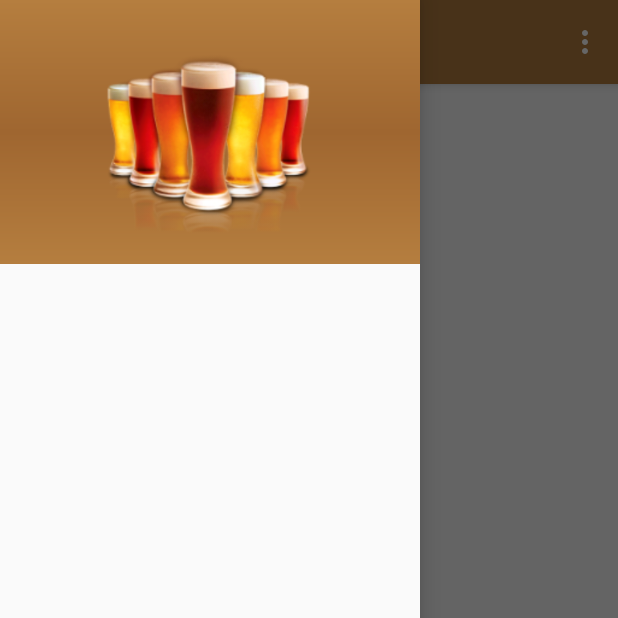
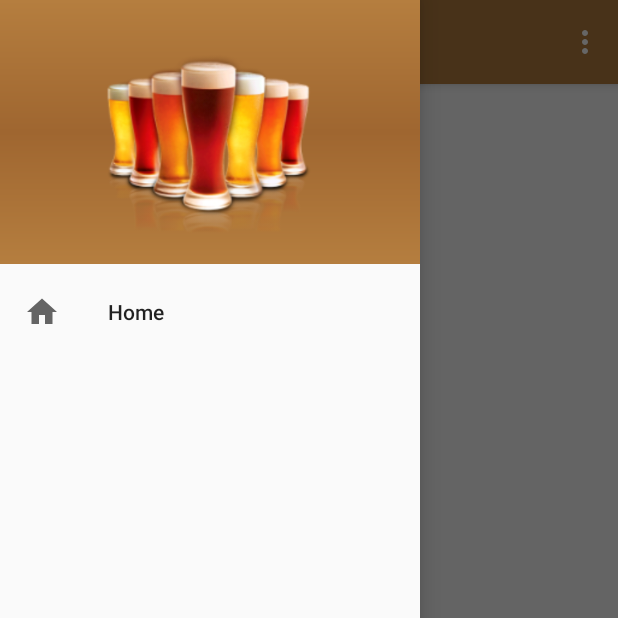
Before and after one commit to lgabardos/MyBrews, an Android app: the screen it shows after launch (MainActivity), with the side drawer open, on a phone screen of 412 x 824 dp, the top half of it. Run offline under Robolectric (Android 15) with nearby library versions, the light colour scheme and no system bars.

Commit message:
add home entry in menu

```diff
--- a/Android/app/src/main/java/fr/gabardos/mybrews/MainActivity.java
+++ b/Android/app/src/main/java/fr/gabardos/mybrews/MainActivity.java
@@ -54,8 +54,7 @@ public class MainActivity extends AppCompatActivity
             if (savedInstanceState != null) {
                 return;
             }
-            getSupportFragmentManager().beginTransaction()
-                    .add(R.id.fragment_container, HomeFragment.newInstance()).commit();
+            getSupportFragmentManager().beginTransaction().add(R.id.fragment_container, HomeFragment.newInstance()).commit();
 
         }
     }
@@ -98,9 +97,11 @@ public class MainActivity extends AppCompatActivity
         // Handle navigation view item clicks here.
         int id = item.getItemId();
 
-//        if (id == R.id.nav_camera) {
-//            // Handle the camera action
-//        } else if (id == R.id.nav_gallery) {
+        if (id == R.id.nav_home) {
+            // Handle the camera action
+            getSupportFragmentManager().beginTransaction().add(R.id.fragment_container, HomeFragment.newInstance()).commit();
+        }
+//        else if (id == R.id.nav_gallery) {
 //
 //        } else if (id == R.id.nav_slideshow) {
 //
--- /dev/null
+++ b/Android/app/src/main/res/drawable/ic_home_black_24dp.xml
@@ -0,0 +1,9 @@
+<vector xmlns:android="http://schemas.android.com/apk/res/android"
+        android:width="24dp"
+        android:height="24dp"
+        android:viewportWidth="24.0"
+        android:viewportHeight="24.0">
+    <path
+        android:fillColor="#FF000000"
+        android:pathData="M10,20v-6h4v6h5v-8h3L12,3 2,12h3v8z"/>
+</vector>
--- a/Android/app/src/main/res/menu/activity_main_drawer.xml
+++ b/Android/app/src/main/res/menu/activity_main_drawer.xml
@@ -3,6 +3,12 @@
     xmlns:tools="http://schemas.android.com/tools"
     tools:showIn="navigation_view">
 
+    <group android:checkableBehavior="single">
+        <item
+            android:id="@+id/nav_home"
+            android:icon="@drawable/ic_home_black_24dp"
+            android:title="@string/home" />
+    </group>
     <!--<group android:checkableBehavior="single">
         <item
             android:id="@+id/nav_camera"
--- a/Android/app/src/main/res/values/strings.xml
+++ b/Android/app/src/main/res/values/strings.xml
@@ -8,5 +8,6 @@
     <string name="error.code.1">The class \"%1$s\" is not mapped</string>
     <string name="error.code.2">Too many result for the object \"%1$s\" with id \"%2$d\"</string>
     <string name="error.code.3">\"%1$s\" with id \"%2$d\" not found</string>
+    <string name="home">Home</string>
 
 </resources>
```
Also changed, not shown: 1 other file.
